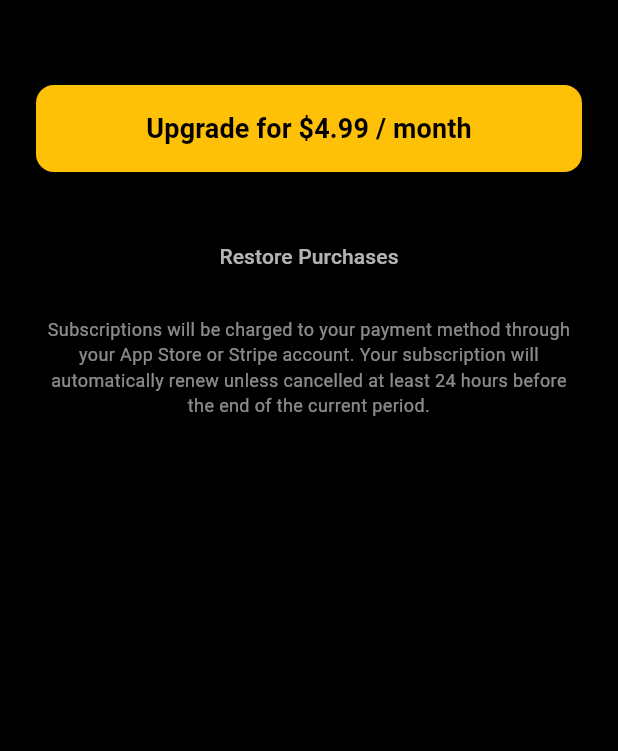
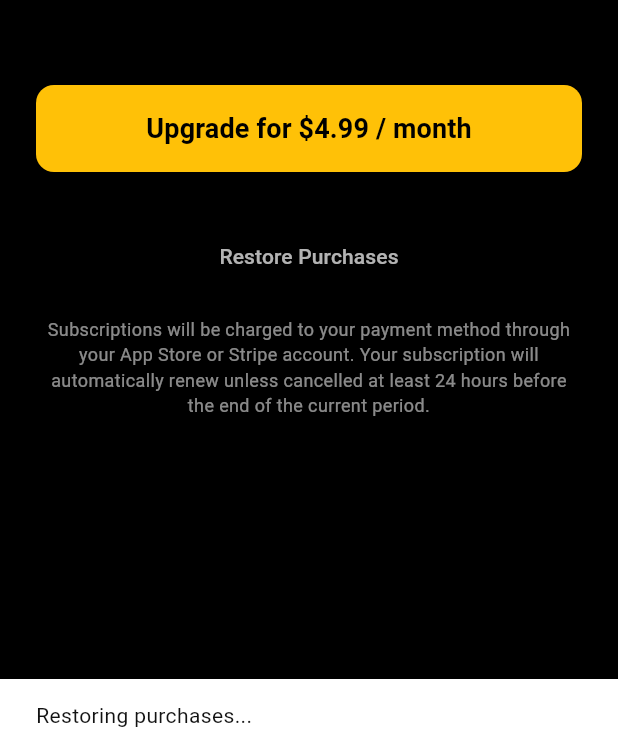
Before and after one commit to RepDuel/RepDuel, a Flutter app: the SubscriptionScreen screen opened by its route, after a tap on "Restore Purchases", on a phone screen of 412 x 824 dp, the part 485-1236 px from its top. Run offline on Flutter 3.47's test engine with Material 3 defaults, Android fonts, the phone set to English and light mode, and no system bars; our stand-ins replace dio, fl_chart, flutter_dotenv, flutter_riverpod, flutter_svg, go_router and 4 more; missing offline and left inert: flutter_stripe, purchases_flutter; accounts and stored records are empty; project files that could hold a hidden picture were left out.

Commit message:
add restore purchases feedback

```diff
--- a/frontend/lib/features/premium/screens/subscription_screen.dart
+++ b/frontend/lib/features/premium/screens/subscription_screen.dart
@@ -79,11 +79,30 @@ class _SubscriptionScreenState extends ConsumerState<SubscriptionScreen> {
     }
   }
 
+  // ========== THIS IS THE FIX ==========
+  // This version provides immediate and clear feedback to the user.
   Future<void> _handleRestore() async {
+    // Prevent multiple clicks
+    if (_isPurchasing) return;
     setState(() => _isPurchasing = true);
+
+    // Show initial feedback
+    ScaffoldMessenger.of(context).showSnackBar(
+      const SnackBar(content: Text("Restoring purchases...")),
+    );
+
     try {
       await ref.read(subscriptionProvider.notifier).restorePurchases();
+      // On success, show a confirmation snackbar. The ref.listen will handle navigation.
+      if (mounted) {
+        ScaffoldMessenger.of(context).showSnackBar(
+          const SnackBar(
+              content: Text("Purchases restored successfully!"),
+              backgroundColor: Colors.green),
+        );
+      }
     } catch (e) {
+      // On failure, show an error snackbar.
       if (mounted) {
         ScaffoldMessenger.of(context).showSnackBar(
           SnackBar(
@@ -97,6 +116,7 @@ class _SubscriptionScreenState extends ConsumerState<SubscriptionScreen> {
       }
     }
   }
+  // =====================================
 
   @override
   Widget build(BuildContext context) {
@@ -105,12 +125,8 @@ class _SubscriptionScreenState extends ConsumerState<SubscriptionScreen> {
       final tier = next.valueOrNull;
 
       if (tier == SubscriptionTier.gold || tier == SubscriptionTier.platinum) {
+        // Only navigate if the screen is still visible
         if (ModalRoute.of(context)?.isCurrent ?? false) {
-          ScaffoldMessenger.of(context).showSnackBar(
-            const SnackBar(
-                content: Text("Success! Premium features unlocked."),
-                backgroundColor: Colors.green),
-          );
           context.pop();
         }
       }
```
